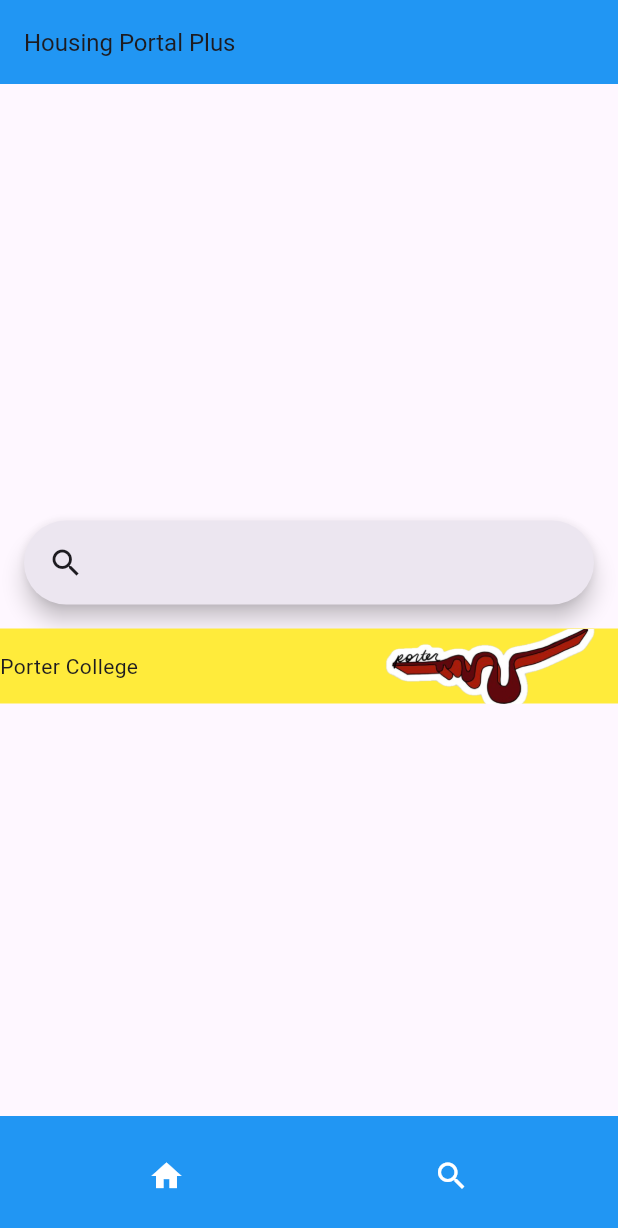
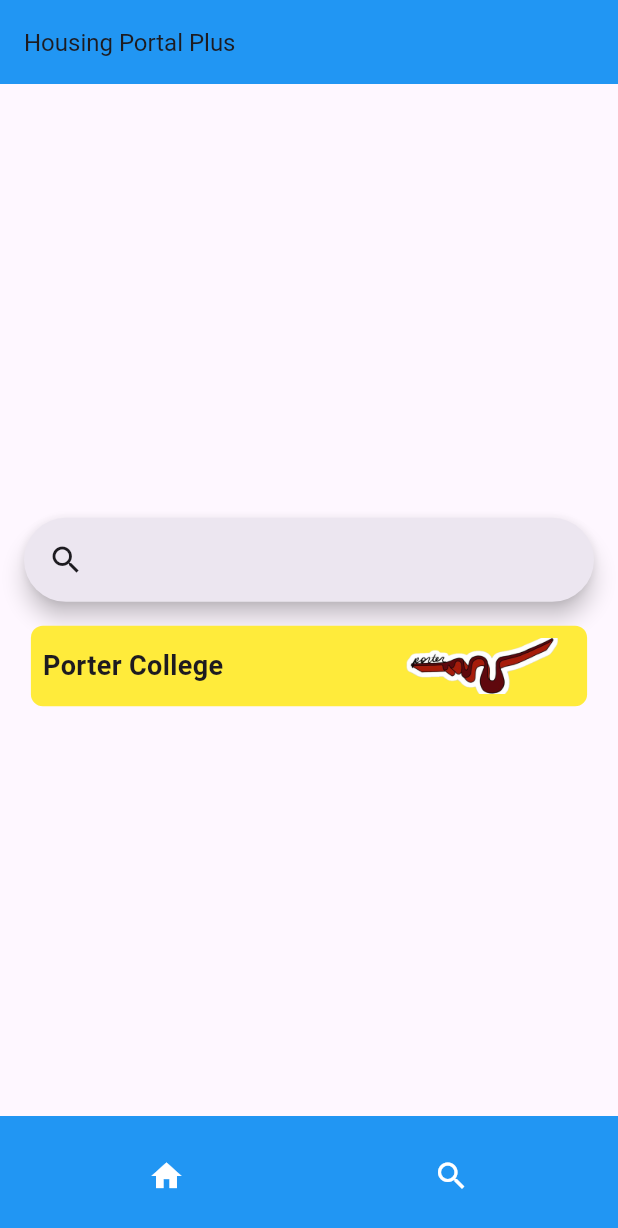
Before and after one commit to AndrewDMoreno00/Housing-Portal-Plus, a Flutter app: the screen it shows after launch, on a phone screen of 412 x 824 dp. Shown: the top 1228 px of the screen. Run offline on Flutter 3.47's test engine with Material 3 defaults, Android fonts, the phone set to English and light mode, and no system bars.

Commit message:
box, text, and images sizes are fix based on screen

```diff
--- a/lib/Screens/home_screen.dart
+++ b/lib/Screens/home_screen.dart
@@ -6,13 +6,14 @@
 
   @override
   Widget build(BuildContext context) {
+    double screenWidth = MediaQuery.of(context).size.width;
+
     return Scaffold(
       appBar: AppBar(
         backgroundColor: Colors.blue,
-        title: Text('Housing Portal Plus',
-        style: TextStyle(
-          fontSize: 16
-        ),
+        title: Text(
+          'Housing Portal Plus',
+          style: TextStyle(fontSize: 16),
         ),
       ),
       bottomNavigationBar: BottomAppBar(
@@ -32,7 +33,6 @@
             ),
             IconButton(
               icon: Icon(Icons.search, color: Colors.white),
-
               onPressed: () {
                 Scrollable.ensureVisible(
                   context,
@@ -87,28 +87,31 @@
                   MaterialPageRoute(builder: (context) => PorterScreen()),
                 );
               },
-              child: SizedBox(
-                height: 50,
-                width: 650,
               child: Container(
+                width: screenWidth * 0.9, // 90% of screen width
+                height: screenWidth * 0.13, // Adjust this to your desired height
+                padding: EdgeInsets.all(8),
                 decoration: BoxDecoration(
-                    color: Colors.yellow
+                  color: Colors.yellow,
+                  borderRadius: BorderRadius.circular(8),
                 ),
                 child: Row(
                   mainAxisAlignment: MainAxisAlignment.spaceBetween,
                   children: [
-                      Text('Porter College'),
+                    Text(
+                      'Porter College',
+                      style: TextStyle(fontSize: 18, fontWeight: FontWeight.bold),
+                    ),
                     Image.asset(
                       'assets/squiggle.jpg',
-                        height: 300,
-                        width: 170,
+                      width: screenWidth * 0.3, // 30% of screen width
+                      height: screenWidth * 0.2, // Maintain aspect ratio
                       fit: BoxFit.cover,
                     ),
-                    ]
-                  )
+                  ],
                 ),
               ),
-            )
+            ),
           ],
         ),
       ),
```
Lines whose indentation alone changed are shown as unchanged.
